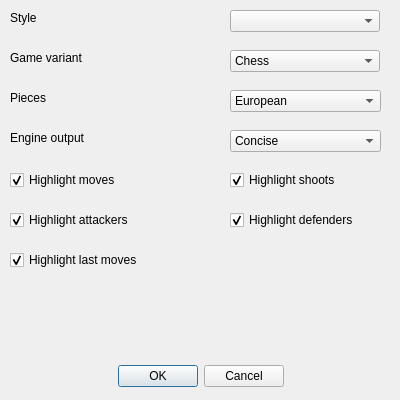
Qt form settingsdialog.ui (fire-lizard/QBoard) before a commit.
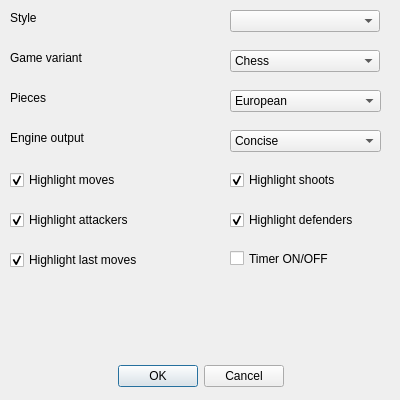
The same form after that commit.

Commit message: Timer ON/OFF

What changed in the file:
```diff
--- a/settingsdialog.ui
+++ b/settingsdialog.ui
@@ -324,6 +324,19 @@
     <bool>true</bool>
    </property>
   </widget>
+  <widget class="QCheckBox" name="timerCheckBox">
+   <property name="geometry">
+    <rect>
+     <x>230</x>
+     <y>250</y>
+     <width>151</width>
+     <height>17</height>
+    </rect>
+   </property>
+   <property name="text">
+    <string>Timer ON/OFF</string>
+   </property>
+  </widget>
  </widget>
  <resources/>
  <connections>
```
The commit also changes 7 other files.
